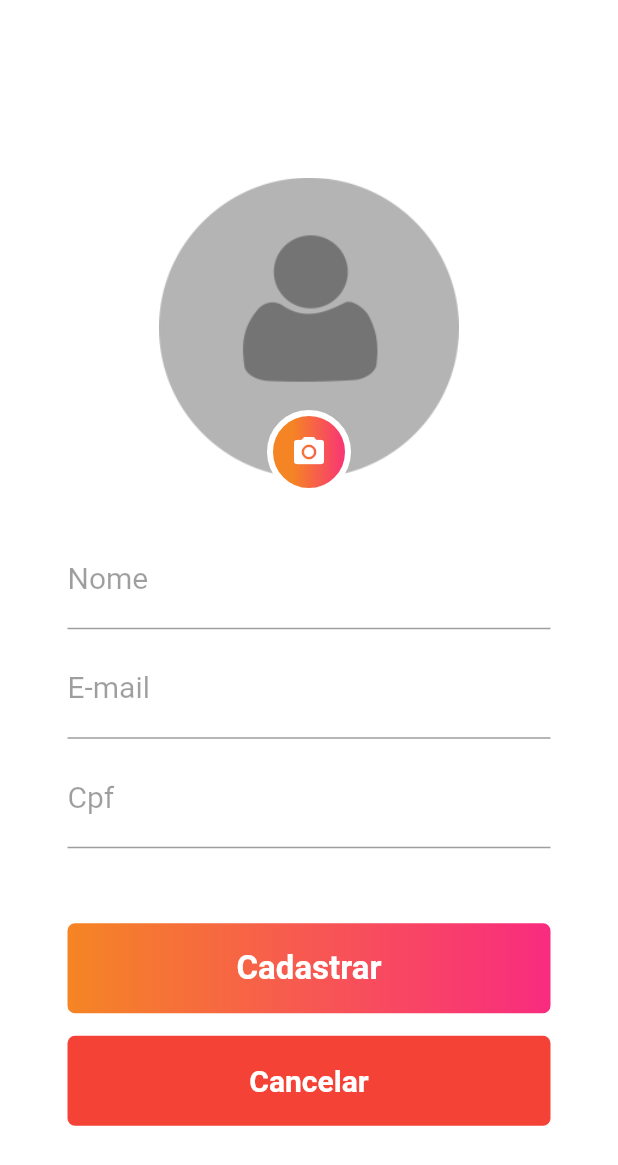
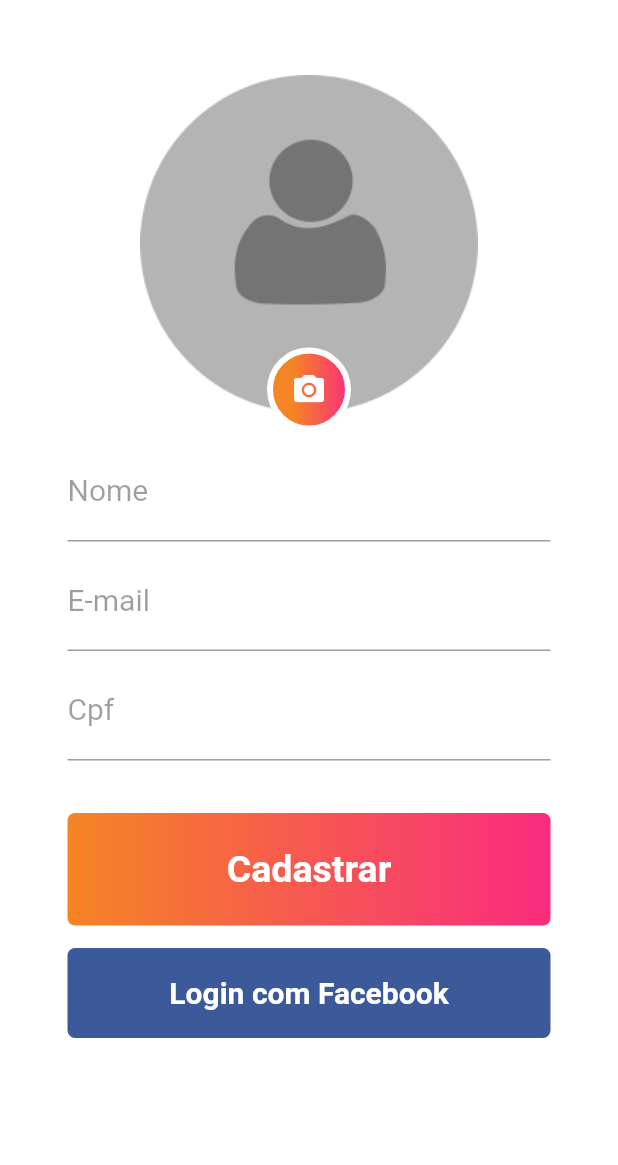
Before and after one commit to bicos-oficial/mobile, a Flutter app: the SignupPage screen opened directly, on a phone screen of 412 x 824 dp. Shown: the top 1165 px of the screen. Run offline on Flutter 3.47's test engine with Material 2 defaults, Android fonts, the phone set to English and light mode, and no system bars; our stand-ins replace mask_text_input_formatter.

Commit message:
adicionando mascara de CPF e corrigindo responsibidade dos botões

```diff
--- a/lib/pages/signup.page.dart
+++ b/lib/pages/signup.page.dart
@@ -1,18 +1,18 @@
 import 'package:flutter/material.dart';
+import 'package:mask_text_input_formatter/mask_text_input_formatter.dart';
 
 class SignupPage extends StatelessWidget {
   @override
   Widget build(BuildContext context) {
     return Scaffold(
       body: Container(
-        padding: EdgeInsets.only(top: 45, left: 45, right: 45),
+        padding: EdgeInsets.only(top: 50, left: 45, right: 45),
         color: Colors.white,
-        child: Column(
-          mainAxisAlignment: MainAxisAlignment.center,
+        child: ListView(
           children: <Widget>[
             Container(
-              width: 200,
-              height: 200,
+              width: 225,
+              height: 225,
               alignment: Alignment(0, 1.15),
               decoration: new BoxDecoration(
                 image: new DecorationImage(
@@ -53,7 +53,7 @@ class SignupPage extends StatelessWidget {
               ),
             ),
             SizedBox(
-              height: 35,
+              height: 20,
             ),
             TextFormField(
               // autofocus: true,
@@ -94,6 +94,7 @@ class SignupPage extends StatelessWidget {
             TextFormField(
               // autofocus: true,
               keyboardType: TextInputType.number,
+              inputFormatters: [new MaskTextInputFormatter(mask: '###.###.##-##', filter: { "#": RegExp(r'[0-9]') })],
               decoration: InputDecoration(
                 labelText: "Cpf",
                 labelStyle: TextStyle(
@@ -107,10 +108,10 @@ class SignupPage extends StatelessWidget {
               ),
             ),
             SizedBox(
-              height: 50,
+              height: 35,
             ),
             Container(
-              height: 60,
+              height: 75,
               alignment: Alignment.centerLeft,
               decoration: BoxDecoration(
                 gradient: LinearGradient(
@@ -130,7 +131,7 @@ class SignupPage extends StatelessWidget {
                     style: TextStyle(
                       fontWeight: FontWeight.bold,
                       color: Colors.white,
-                      fontSize: 22,
+                      fontSize: 25,
                     ),
                     textAlign: TextAlign.center,
                   ),
@@ -145,23 +146,28 @@ class SignupPage extends StatelessWidget {
               height: 60,
               alignment: Alignment.centerLeft,
               decoration: BoxDecoration(
-                color: Colors.red,
+                color: Color(0xFF3C5A99),
                 borderRadius: BorderRadius.all(
                   Radius.circular(5),
                 ),
               ),
               child: SizedBox.expand(
                 child: FlatButton(
-                  child: Text(
-                    "Cancelar",
-                    style: TextStyle(
-                      fontWeight: FontWeight.bold,
-                      color: Colors.white,
-                      fontSize: 20,
-                    ),
-                    textAlign: TextAlign.center,
+                  child: Row(
+                    mainAxisAlignment: MainAxisAlignment.center,
+                    children: <Widget>[
+                      Text(
+                        "Login com Facebook",
+                        style: TextStyle(
+                          fontWeight: FontWeight.bold,
+                          color: Colors.white,
+                          fontSize: 20,
+                        ),
+                        textAlign: TextAlign.left,
+                      ),
+                    ],
                   ),
-                  onPressed: () => Navigator.pop(context, false),
+                  onPressed: () {},
                 ),
               ),
             ),
--- a/pubspec.yaml
+++ b/pubspec.yaml
@@ -12,6 +12,7 @@ dependencies:
 
 
   cupertino_icons: ^0.1.3
+  mask_text_input_formatter: ^1.1.0
 
 dev_dependencies:
   flutter_test:
```
Also changed, not shown: pubspec.lock.
